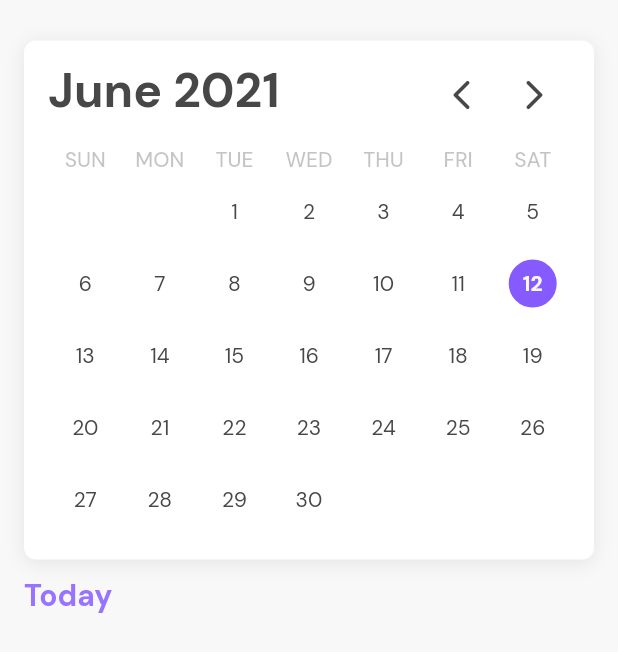
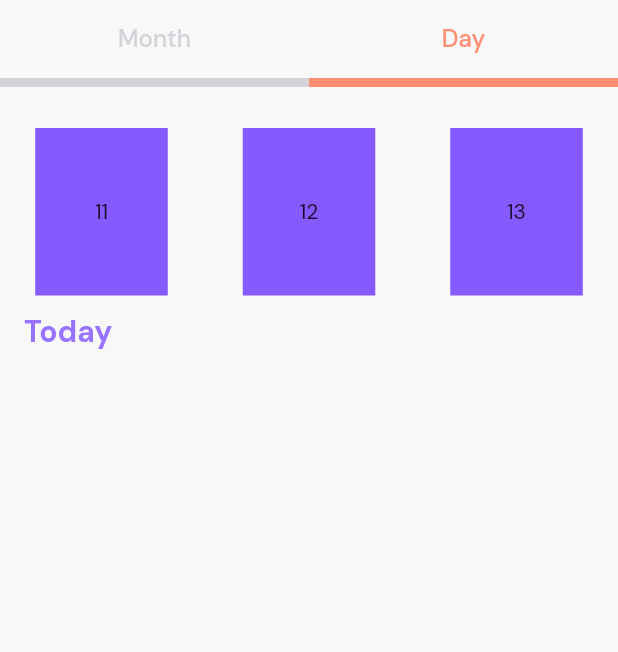
Before and after one commit to gdsc-loyola/admu_student_app, a Flutter app: the CalendarPage screen opened directly, on a phone screen of 412 x 824 dp. Shown: the top 652 px of the screen. Run offline on Flutter 3.47's test engine with Material 2 defaults, Android fonts, the phone set to English and light mode, and no system bars; our stand-ins replace flutter_colorpicker, google_fonts, introduction_screen, sqflite; accounts and stored records are empty.

Commit message:
Created the Month-Day tabs

```diff
--- a/lib/screens/calendar/calendar_page.dart
+++ b/lib/screens/calendar/calendar_page.dart
@@ -1,6 +1,8 @@
+import 'package:admu_student_app/constants/app_colors.dart';
 import 'package:flutter/material.dart';
 
 import 'package:admu_student_app/screens/calendar/month_tab.dart';
+import 'package:admu_student_app/screens/calendar/day_tab.dart';
 
 class CalendarPage extends StatefulWidget {
   final DateTime date;
@@ -14,6 +16,7 @@ class CalendarPage extends StatefulWidget {
 
 class _CalendarPageState extends State<CalendarPage> {
   DateTime _date;
+  bool isMonth = false;
 
   @override
   void initState() {
@@ -35,12 +38,96 @@ class _CalendarPageState extends State<CalendarPage> {
 
   @override
   Widget build(BuildContext context) {
-    return SingleChildScrollView(
-      padding: EdgeInsets.fromLTRB(16.0, 0.0, 16.0, 16.0),
-      child: Column(
-        children: [
-          MonthTab(date: _date, onDateChange: _onDateChange),
-        ],
+    return Scaffold(
+      body: SingleChildScrollView(
+        child: Column(
+          children: [
+            Row(
+              children: [
+                Expanded(
+                  child: Container(
+                    height: 58,
+                    decoration: BoxDecoration(
+                      border: Border(
+                        bottom: BorderSide(
+                          width: 6,
+                          color: isMonth
+                              ? AppColors.SECONDARY_MAIN
+                              : AppColors.GRAY_LIGHT[0],
+                        ),
+                      ),
+                    ),
+                    child: InkWell(
+                      onTap: () {
+                        setState(() {
+                          isMonth = true;
+                        });
+                      },
+                      child: Ink(
+                        child: Center(
+                          child: Text(
+                            'Month',
+                            style:
+                                Theme.of(context).textTheme.bodyText1.copyWith(
+                                      color: isMonth
+                                          ? AppColors.SECONDARY_MAIN
+                                          : AppColors.GRAY_LIGHT[0],
+                                    ),
+                          ),
+                        ),
+                      ),
+                    ),
+                  ),
+                ),
+                Expanded(
+                  child: Container(
+                    height: 58,
+                    decoration: BoxDecoration(
+                      border: Border(
+                        bottom: BorderSide(
+                            width: 6,
+                            color: isMonth
+                                ? AppColors.GRAY_LIGHT[0]
+                                : AppColors.SECONDARY_MAIN),
+                      ),
+                    ),
+                    child: InkWell(
+                      onTap: () {
+                        setState(() {
+                          isMonth = false;
+                        });
+                      },
+                      child: Ink(
+                        child: Center(
+                          child: Text(
+                            'Day',
+                            style: Theme.of(context)
+                                .textTheme
+                                .bodyText1
+                                .copyWith(
+                                    color: isMonth
+                                        ? AppColors.GRAY_LIGHT[0]
+                                        : AppColors.SECONDARY_MAIN),
+                          ),
+                        ),
+                      ),
+                    ),
+                  ),
+                )
+              ],
+            ),
+            SingleChildScrollView(
+              padding: EdgeInsets.fromLTRB(16.0, 0.0, 16.0, 0),
+              child: Column(
+                children: [
+                  isMonth
+                      ? MonthTab(date: _date, onDateChange: _onDateChange)
+                      : DayTab(date: _date, onDateChange: _onDateChange)
+                ],
+              ),
+            )
+          ],
+        ),
       ),
     );
   }
--- /dev/null
+++ b/lib/screens/calendar/day_tab.dart
@@ -0,0 +1,154 @@
+import 'package:flutter/material.dart';
+import 'package:provider/provider.dart';
+
+import 'package:admu_student_app/constants/app_colors.dart';
+import 'package:admu_student_app/constants/app_strings.dart';
+import 'package:admu_student_app/models/calendar_events.dart';
+import 'package:admu_student_app/models/event.dart';
+import 'package:admu_student_app/widgets/calendar/calendar.dart';
+import 'package:admu_student_app/widgets/calendar/event_card_small.dart';
+
+class DayTab extends StatefulWidget {
+  final DateTime date;
+  final Function(DateTime) onDateChange;
+
+  DayTab({this.date, this.onDateChange});
+
+  @override
+  _DayTabState createState() => _DayTabState();
+
+
+}
+
+class _DayTabState extends State<DayTab> {
+  DateTime _date;
+  PageController _pageCtrl;
+
+  @override
+  void initState() {
+    super.initState();
+
+    if (widget.date != null)
+      _date = widget.date;
+    else
+      _date = DateTime.now();
+  }
+
+  String _getDateString() {
+    DateTime now = DateTime.now();
+
+    if (now.year == _date.year &&
+        now.month == _date.month &&
+        now.day == _date.day)
+      return 'Today';
+    else
+    // how to get the date strings
+      return '${AppStrings.DAYS[_date.weekday - 1]}, ${AppStrings.MONTHS[_date.month - 1]} ${_date.day}';
+  }
+
+  dynamic _getDates() {
+  // Take the input year, month number, and pass it inside DateTime()
+  var now = DateTime(2020, 7);
+
+  // Getting the total number of days of the month
+  var totalDays = daysInMonth(now);
+
+  // Stroing all the dates till the last date
+  // since we have found the last date using generate
+  var listOfDates = new List<int>.generate(totalDays, (i) => i + 1);
+  return listOfDates;
+}
+
+dynamic _getNow() {
+  var now = DateTime.now();
+  return now.day;
+}
+
+// this returns the last date of the month using DateTime
+int daysInMonth(DateTime date){
+  var firstDayThisMonth = new DateTime(date.year, date.month, date.day);
+  var firstDayNextMonth = new DateTime(firstDayThisMonth.year, firstDayThisMonth.month + 1, firstDayThisMonth.day);
+  return firstDayNextMonth.difference(firstDayThisMonth).inDays;
+}
+
+  @override
+  Widget build(BuildContext context) {
+
+    // inside the Widget build, dispose it AND create a new controller - important for screen sizes
+    if (_pageCtrl != null) _pageCtrl.dispose();
+    _pageCtrl = PageController(
+        initialPage: _getNow(), // the date today
+        viewportFraction: 150 / MediaQuery.of(context).size.width);
+    _pageCtrl.addListener(
+      () {
+        // check if _pageCtrl.page is an integer - means that the scrolling has locked into position
+        // you can set state here by setting the DateTime variable -- no need to do this one
+        print(_pageCtrl.page);
+      },
+    );
+
+    List<Event> _events =
+        Provider.of<CalendarEvents>(context).getEventsByDay(_date);
+
+    return Column(
+      crossAxisAlignment: CrossAxisAlignment.start,
+      children: [
+        SizedBox(height: 27),
+        // testing
+        SizedBox(
+          height:
+              112, // this should be the height of the time card (the purple box)
+          child: PageView.builder(
+              controller: _pageCtrl,
+              itemCount: _getDates().length, // example only
+              itemBuilder: (_, index) {
+                return Container(
+                  // replace with the time card
+                  color: AppColors.PRIMARY_MAIN,
+                  width: 72,
+                  height: 112,
+                  // decoration:
+                  //     BoxDecoration(borderRadius: BorderRadius.circular(16)),
+                  margin: EdgeInsets.symmetric(
+                      horizontal: 25), // space between two cards divided by two
+                  child: Center(child: Text('$index')),
+                );
+              }),
+        ),
+        // Calendar Widget
+        // CalendarMonth(
+        //   date: _date,
+        //   onDateChange: (DateTime date) {
+        //     setState(() {
+        //       _date = date;
+        //     });
+
+        //     if (widget.onDateChange != null) widget.onDateChange(_date);
+        //   },
+        // ),
+        SizedBox(height: 16),
+        // to get the string of the date (Ex. Tuesday, June 15)
+        Text(
+          _getDateString(),
+          style: Theme.of(context)
+              .textTheme
+              .headline6
+              .copyWith(color: AppColors.PRIMARY_ALT),
+        ),
+        SizedBox(height: 8),
+        // list of events
+        ListView.builder(
+          physics: NeverScrollableScrollPhysics(),
+          shrinkWrap: true,
+          itemCount: _events.length,
+          itemBuilder: (_, index) {
+            return Container(
+              margin: EdgeInsets.only(bottom: 8.0),
+              child: SmallEventCard(event: _events[index]),
+            );
+          },
+        ),
+      ],
+    );
+  }
+}
--- a/lib/widgets/calendar/event_card.dart
+++ b/lib/widgets/calendar/event_card.dart
@@ -73,7 +73,7 @@ class _EventCardState extends State<EventCard> {
                     overflow: TextOverflow.ellipsis,
                     style: Theme.of(context).textTheme.headline5.copyWith(
                         fontWeight: FontWeight.w500,
-                        color: AppColors.GRAY,
+                        color: _isDone ? AppColors.GRAY_DARK[2] : AppColors.GRAY,
                         decoration: _isDone
                             ? TextDecoration.lineThrough
                             : TextDecoration.none,
--- a/lib/widgets/calendar/event_card_small.dart
+++ b/lib/widgets/calendar/event_card_small.dart
@@ -59,7 +59,7 @@ class _SmallEventCardState extends State<SmallEventCard> {
                 widget.event.name,
                 overflow: TextOverflow.ellipsis,
                 style: Theme.of(context).textTheme.bodyText1.copyWith(
-                    color: AppColors.GRAY,
+                    color: _isDone ? AppColors.GRAY_DARK[2] : AppColors.GRAY,
                     decoration: _isDone
                         ? TextDecoration.lineThrough
                         : TextDecoration.none,
```
